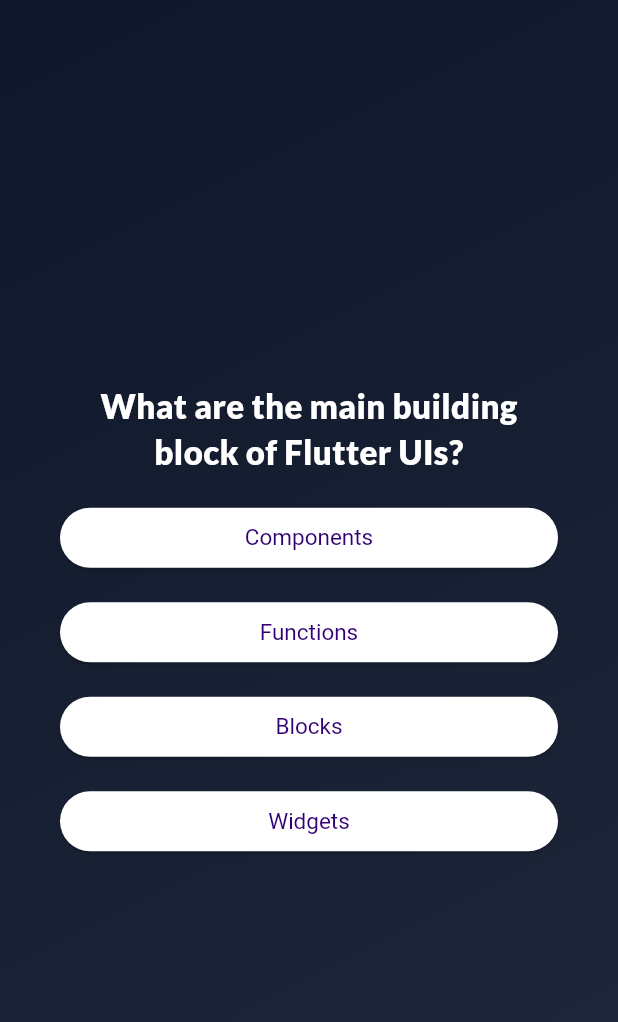
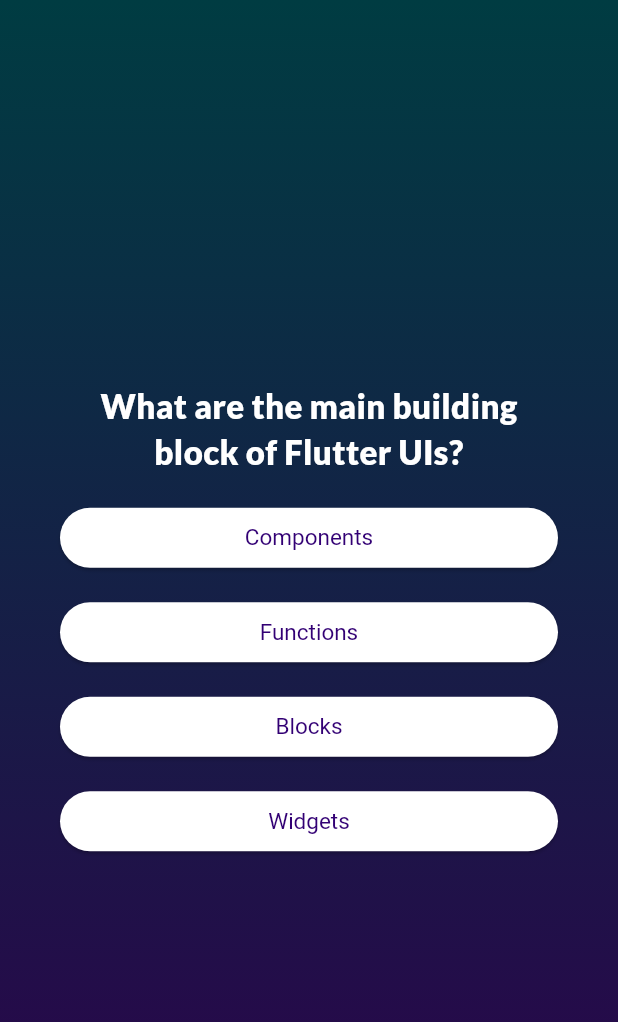
Before and after one commit to NavidZamanKhan/Quiz-App, a Flutter app: the screen it shows after launch, after a tap on "Start Quiz", on a phone screen of 412 x 824 dp. Shown: the top 1022 px of the screen. Run offline on Flutter 3.47's test engine with Material 3 defaults, Android fonts, the phone set to English and light mode, and no system bars; our stand-ins replace google_fonts.

Commit message:
changed the structure of the code and color

```diff
--- a/lib/quiz.dart
+++ b/lib/quiz.dart
@@ -60,9 +60,12 @@ class QuizState extends State<Quiz> {
         body: Container(
           decoration: BoxDecoration(
             gradient: const LinearGradient(
-              colors: [Color(0xFF0F172A), Color(0xFF1E293B)],
+              colors: [
+                Color.fromARGB(255, 0, 60, 66),
+                Color.fromARGB(255, 44, 1, 75),
+              ],
               begin: Alignment.topLeft,
-              end: Alignment.bottomRight,
+              end: Alignment.bottomLeft,
             ),
           ),
           child: screenWidget,
```
Also changed, not shown: lib/questions_summary/questions_summary.dart (renamed from lib/questions_summary.dart).
